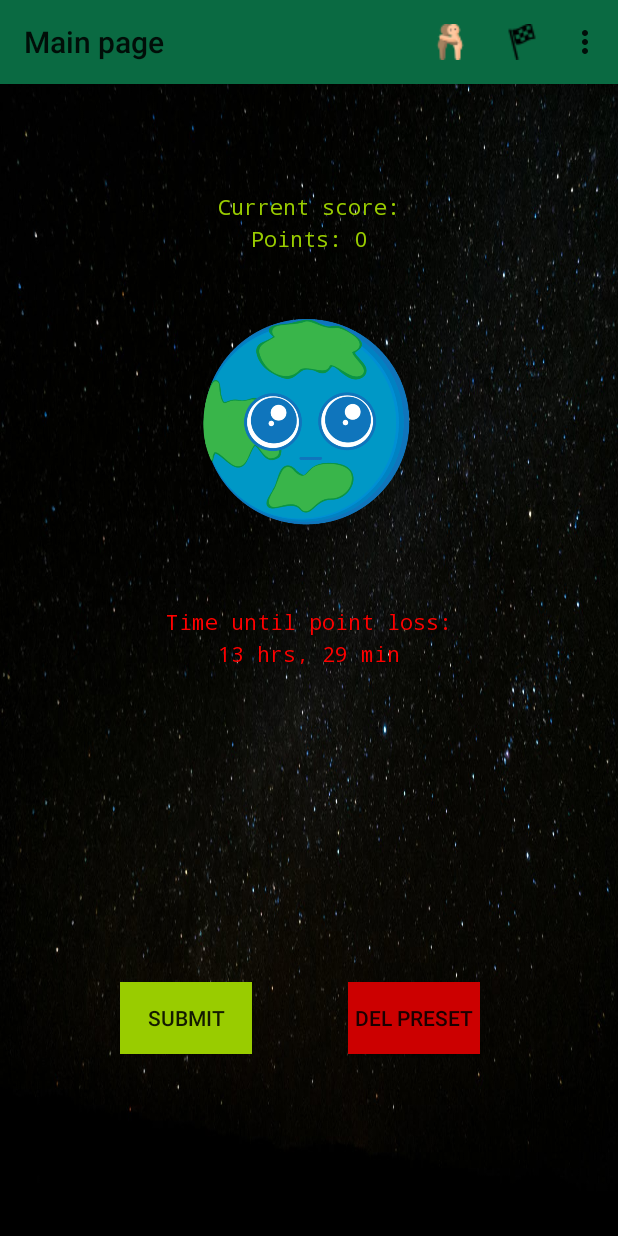
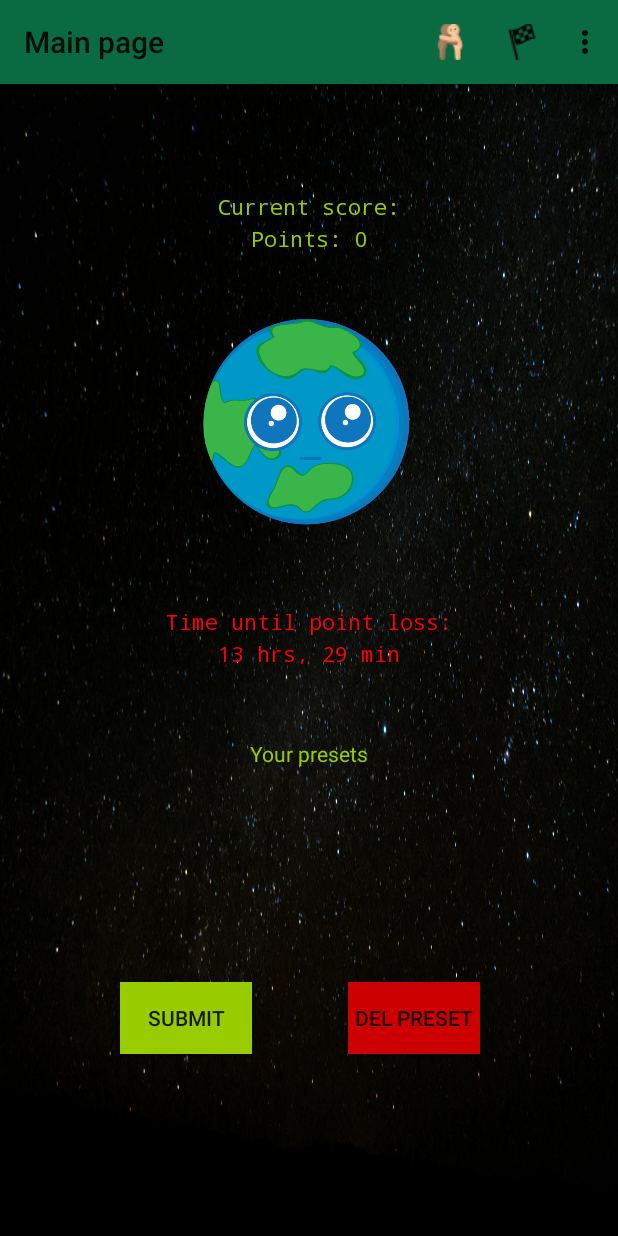
Before and after one commit to MihhailSokolov/OppyAndroid, an Android app: the MainpageActivity screen opened directly, with no data from a screen before it, on a phone screen of 412 x 824 dp. Run offline under Robolectric (Android 15) with nearby library versions, the phone set to English and light mode, and no system bars; libraries missing offline, so code that uses them is left out: org.springframework.http, org.springframework.web; 8 statements that could not run were skipped.

Commit message:
Add presets caption

```diff
--- a/app/src/main/res/layout/activity_mainpage.xml
+++ b/app/src/main/res/layout/activity_mainpage.xml
@@ -132,5 +132,20 @@
         app:layout_constraintEnd_toEndOf="parent"
         app:layout_constraintStart_toStartOf="parent"/>
 
+    <TextView
+        android:id="@+id/presetCaption"
+        android:layout_width="wrap_content"
+        android:layout_height="wrap_content"
+        android:text="Your presets"
+        android:textColor="@android:color/holo_green_light"
+        tools:layout_editor_absoluteX="173dp"
+        tools:layout_editor_absoluteY="536dp"
+        app:layout_constraintTop_toBottomOf="@+id/spinner"
+        android:layout_margin="5dp"
+        app:layout_constraintStart_toStartOf="parent"
+        app:layout_constraintEnd_toEndOf="parent"
+        android:layout_gravity="center_horizontal"
+        />
+
 
 </android.support.constraint.ConstraintLayout>
```
